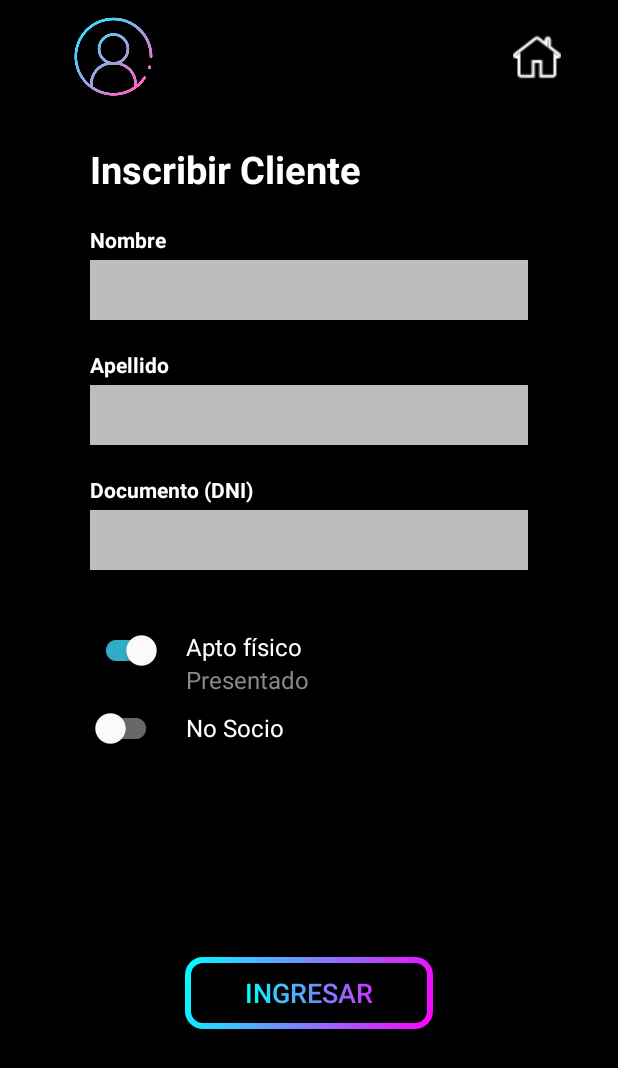
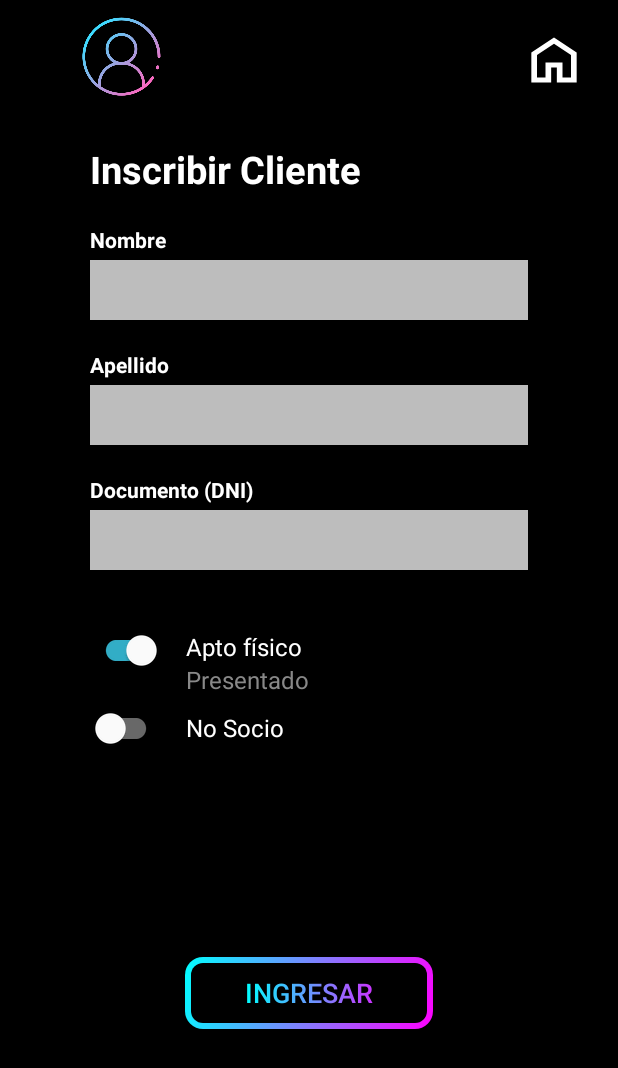
Before and after one commit to Lean-Aballone/DAM_ClubDeportivo, an Android app: the sectionInscripcion screen opened directly, with no data from a screen before it, on a phone screen of 412 x 824 dp. Shown: the top 1068 px of the screen. Run offline under Robolectric (Android 15) with nearby library versions, the phone set to English and light mode, and no system bars.

Commit message:
Replaced homeicon.png by ic_home.xml

```diff
--- a/app/src/main/res/layout/activity_section_inscripcion.xml
+++ b/app/src/main/res/layout/activity_section_inscripcion.xml
@@ -33,13 +33,17 @@
                 android:layout_weight="2" />
 
             <ImageButton
+                android:id="@+id/imageButton"
+                android:layout_width="wrap_content"
+                android:layout_height="wrap_content"
+                android:layout_marginTop="10dp"
+                android:layout_marginEnd="10dp"
+                android:layout_marginBottom="0dp"
+                android:layout_weight="0"
+                android:backgroundTint="#00FFFFFF"
                 android:onClick="returnToMain"
-                android:layout_weight="1"
-                android:id="@+id/imageButton"
-                android:layout_width="32dp"
-                android:layout_height="match_parent"
-                android:backgroundTint="#00FFFFFF"
-                android:src="@drawable/homeicon" />
+                android:padding="10dp"
+                app:srcCompat="@drawable/ic_home" />
 
         </LinearLayout>
 
```
